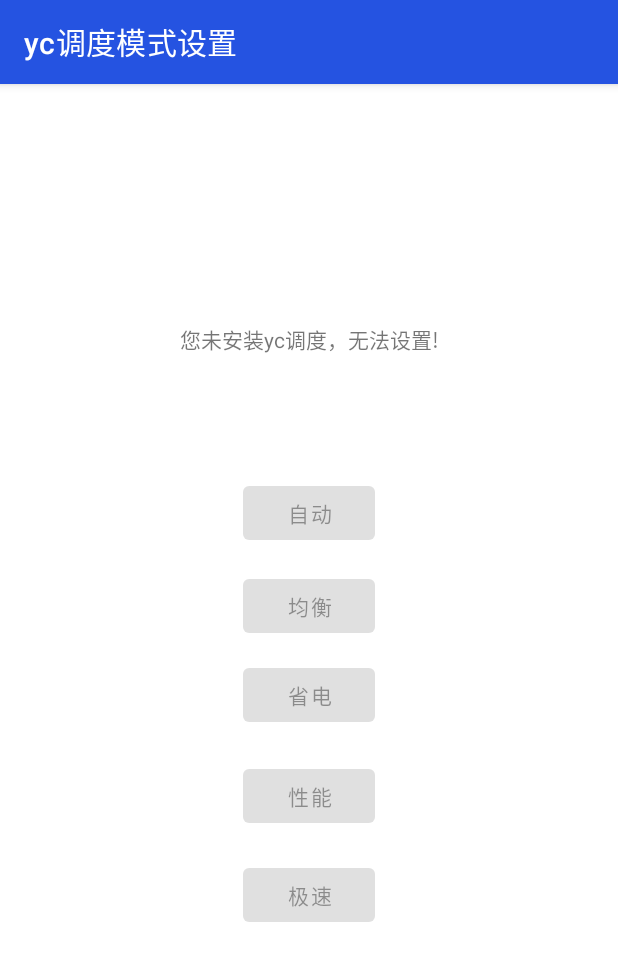
After one commit to xueshiji/EnableSpeedMode, an Android app: the YcModeActivity screen opened directly, with no data from a screen before it, on a phone screen of 412 x 824 dp. The commit adds this screen. Shown: the top 961 px of the screen. Run offline under Robolectric (Android 15) with nearby library versions, the phone set to English and light mode, and no system bars; libraries missing offline, so code that uses them is left out: com.topjohnwu.superuser.

Commit message:
[-] 去除无用库 [+] 设置yc调度的模式

```diff
--- a/app/src/main/AndroidManifest.xml
+++ b/app/src/main/AndroidManifest.xml
@@ -13,6 +13,9 @@
         android:roundIcon="@drawable/ic_launcher"
         android:supportsRtl="true"
         android:theme="@style/Theme.EnableSpeedMode">
+        <activity
+            android:name=".YcModeActivity"
+            android:exported="false" />
         <activity
             android:name=".MainActivity"
             android:exported="true">
--- /dev/null
+++ b/app/src/main/java/com/xue/enablespeedmode/YcModeActivity.java
@@ -0,0 +1,116 @@
+package com.xue.enablespeedmode;
+
+import android.annotation.SuppressLint;
+import android.os.Bundle;
+import android.os.Environment;
+import android.util.Log;
+import android.view.View;
+import android.widget.Button;
+import android.widget.TextView;
+import android.widget.Toast;
+
+import androidx.appcompat.app.AppCompatActivity;
+
+import com.topjohnwu.superuser.Shell;
+
+import java.io.File;
+
+public class YcModeActivity extends AppCompatActivity {
+
+    @SuppressLint("SetTextI18n")
+    @Override
+    protected void onCreate(Bundle savedInstanceState) {
+        super.onCreate(savedInstanceState);
+        setTitle("yc调度模式设置");
+        setContentView(R.layout.activity_yc_mode);
+        TextView tvYcStatus = findViewById(R.id.tvYcStatus);
+        Button btnauto = findViewById(R.id.btnAuto);
+        Button btnBalance = findViewById(R.id.btnBalance);
+        Button btnPowersave = findViewById(R.id.btnPowersave);
+        Button btnPerformance = findViewById(R.id.btnPerformance);
+        Button btnFast = findViewById(R.id.btnFast);
+        if (!fileIsExists(Environment.getExternalStorageDirectory().getPath() + "/Android/yc/uperf/cur_powermode.txt")) {
+            tvYcStatus.setText("您未安装yc调度，无法设置!");
+            btnauto.setEnabled(false);
+            btnBalance.setEnabled(false);
+            btnPowersave.setEnabled(false);
+            btnPerformance.setEnabled(false);
+            btnFast.setEnabled(false);
+        } else {
+            tvYcStatus.setText(ycModeToChinese(getYcmode()));
+        }
+
+        btnauto.setOnClickListener(button -> setYcModeListener(button, tvYcStatus));
+        btnBalance.setOnClickListener(button -> setYcModeListener(button, tvYcStatus));
+        btnPowersave.setOnClickListener(button -> setYcModeListener(button, tvYcStatus));
+        btnPerformance.setOnClickListener(button -> setYcModeListener(button, tvYcStatus));
+        btnFast.setOnClickListener(button -> setYcModeListener(button, tvYcStatus));
+    }
+
+
+    private void setYcModeListener(View button, TextView tvYcStatus) {
+        setYcMode(button.getTag().toString());
+        tvYcStatus.setText(ycModeToChinese(getYcmode()));
+    }
+
+    private void setYcMode(String mode) {
+        Boolean appGrantedRoot = Shell.isAppGrantedRoot();
+        if (appGrantedRoot == null || !appGrantedRoot) {
+            Shell.Result su = Shell.cmd("su").exec();
+            if (!su.isSuccess()) {
+                Toast.makeText(this, "未授予ROOT权限!", Toast.LENGTH_LONG).show();
+                return;
+            }
+        }
+        Shell.Result result = Shell.cmd(String.format("sh /data/powercfg.sh %s", mode)).exec();
+        if (!result.isSuccess()) {
+            Log.i("设置yc模式失败", result.toString());
+        } else {
+            Toast.makeText(this, "设置成功!", Toast.LENGTH_LONG).show();
+        }
+
+    }
+
+    private String getYcmode() {
+        Shell.Result result = Shell.cmd("cat /sdcard/Android/yc/uperf/cur_powermode.txt").exec();
+        if (result.isSuccess()) {
+            return result.getOut().get(0);
+        } else {
+            return "获取失败,请授予root权限！";
+        }
+    }
+
+    private String ycModeToChinese(String ycMode) {
+        switch (ycMode) {
+            case "auto":
+                return "自动";
+            case "balance":
+                return "均衡";
+            case "powersave":
+                return "省电";
+            case "performance":
+                return "性能";
+            case "fast":
+                return "极速";
+            default:
+                return ycMode;
+        }
+    }
+
+    public boolean fileIsExists(String fileName) {
+        try {
+            File f = new File(fileName);
+            if (f.exists()) {
+                Log.i("测试", "有这个文件");
+                return true;
+            } else {
+                Log.i("测试", "没有这个文件");
+                return false;
+            }
+        } catch (Exception e) {
+            Log.i("测试", "崩溃");
+            return false;
+        }
+    }
+
+}
--- /dev/null
+++ b/app/src/main/res/layout/activity_yc_mode.xml
@@ -0,0 +1,89 @@
+<?xml version="1.0" encoding="utf-8"?>
+<androidx.constraintlayout.widget.ConstraintLayout xmlns:android="http://schemas.android.com/apk/res/android"
+    xmlns:app="http://schemas.android.com/apk/res-auto"
+    xmlns:tools="http://schemas.android.com/tools"
+    android:layout_width="match_parent"
+    android:layout_height="match_parent"
+    tools:context=".YcModeActivity">
+
+    <TextView
+        android:id="@+id/tvYcStatus"
+        android:layout_width="wrap_content"
+        android:layout_height="wrap_content"
+        android:text="@string/tvStatusTxt"
+        app:layout_constraintBottom_toBottomOf="parent"
+        app:layout_constraintEnd_toEndOf="parent"
+        app:layout_constraintHorizontal_bias="0.5"
+        app:layout_constraintStart_toStartOf="parent"
+        app:layout_constraintTop_toTopOf="parent"
+        app:layout_constraintVertical_bias="0.213" />
+
+    <Button
+        android:id="@+id/btnAuto"
+        android:layout_width="wrap_content"
+        android:layout_height="wrap_content"
+        android:text="@string/btnAutoTxt"
+        android:tag="auto"
+        app:layout_constraintBottom_toBottomOf="parent"
+        app:layout_constraintEnd_toEndOf="parent"
+        app:layout_constraintHorizontal_bias="0.5"
+        app:layout_constraintStart_toStartOf="parent"
+        app:layout_constraintTop_toTopOf="parent"
+        app:layout_constraintVertical_bias="0.364" />
+
+    <Button
+        android:id="@+id/btnBalance"
+        android:layout_width="wrap_content"
+        android:layout_height="wrap_content"
+        android:text="@string/blanceTxt"
+        android:tag="balance"
+        app:layout_constraintBottom_toBottomOf="parent"
+        app:layout_constraintEnd_toEndOf="parent"
+        app:layout_constraintHorizontal_bias="0.501"
+        app:layout_constraintStart_toStartOf="parent"
+        app:layout_constraintTop_toTopOf="parent"
+        app:layout_constraintVertical_bias="0.45" />
+
+    <Button
+        android:id="@+id/btnPowersave"
+        android:layout_width="wrap_content"
+        android:layout_height="wrap_content"
+        android:text="@string/powersaveTxt"
+        android:tag="powersave"
+        app:layout_constraintBottom_toBottomOf="parent"
+        app:layout_constraintEnd_toEndOf="parent"
+        app:layout_constraintHorizontal_bias="0.5"
+        app:layout_constraintStart_toEndOf="@+id/btnAuto"
+        app:layout_constraintStart_toStartOf="parent"
+        app:layout_constraintTop_toTopOf="parent"
+        app:layout_constraintVertical_bias="0.532" />
+
+    <Button
+        android:id="@+id/btnPerformance"
+        android:layout_width="wrap_content"
+        android:layout_height="wrap_content"
+        android:text="@string/performanceTxt"
+        android:tag="performance"
+        app:layout_constraintBottom_toBottomOf="parent"
+        app:layout_constraintEnd_toEndOf="parent"
+        app:layout_constraintHorizontal_bias="0.5"
+        app:layout_constraintStart_toEndOf="@+id/btnBalance"
+        app:layout_constraintStart_toStartOf="parent"
+        app:layout_constraintTop_toTopOf="parent"
+        app:layout_constraintVertical_bias="0.626" />
+
+    <Button
+        android:id="@+id/btnFast"
+        android:layout_width="wrap_content"
+        android:layout_height="wrap_content"
+        android:text="@string/fastTxt"
+        android:tag="fast"
+        app:layout_constraintBottom_toBottomOf="parent"
+        app:layout_constraintEnd_toEndOf="parent"
+        app:layout_constraintHorizontal_bias="0.5"
+        app:layout_constraintStart_toEndOf="@+id/btnPerformance"
+        app:layout_constraintStart_toStartOf="parent"
+        app:layout_constraintTop_toTopOf="parent"
+        app:layout_constraintVertical_bias="0.718" />
+
+</androidx.constraintlayout.widget.ConstraintLayout>
--- a/app/src/main/res/values/strings.xml
+++ b/app/src/main/res/values/strings.xml
@@ -13,4 +13,10 @@
 
     <string name="hello_first_fragment">Hello first fragment</string>
     <string name="hello_second_fragment">Hello second fragment. Arg: %1$s</string>
+    <string name="btnAutoTxt">自动</string>
+    <string name="blanceTxt">均衡</string>
+    <string name="powersaveTxt">省电</string>
+    <string name="performanceTxt">性能</string>
+    <string name="fastTxt">极速</string>
+    <string name="btnopenycactivity">设置yc模式</string>
 </resources>
--- a/settings.gradle
+++ b/settings.gradle
@@ -1,9 +1,9 @@
 dependencyResolutionManagement {
     repositoriesMode.set(RepositoriesMode.FAIL_ON_PROJECT_REPOS)
     repositories {
+        maven { url 'https://www.jitpack.io' }
         google()
         mavenCentral()
-        jcenter() // Warning: this repository is going to shut down soon
     }
 }
 rootProject.name = "EnableSpeedMode"
```
Also changed, not shown: app/build.gradle (+12 -10 lines), app/src/main/java/com/xue/enablespeedmode/MainActivity.java (+21 -3 lines), app/src/main/res/layout/activity_main.xml (+11 -0 lines).
